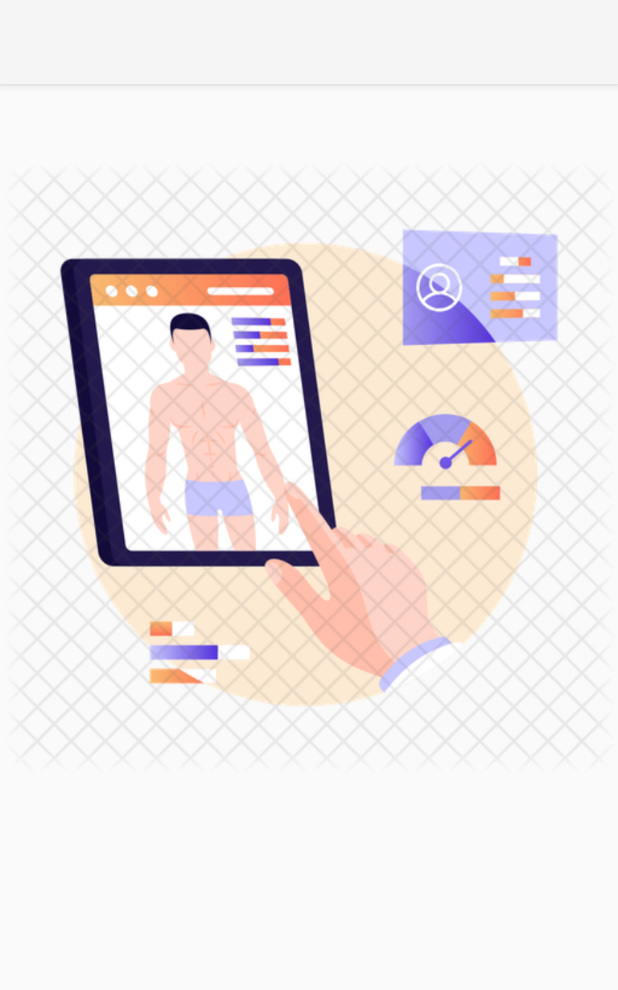
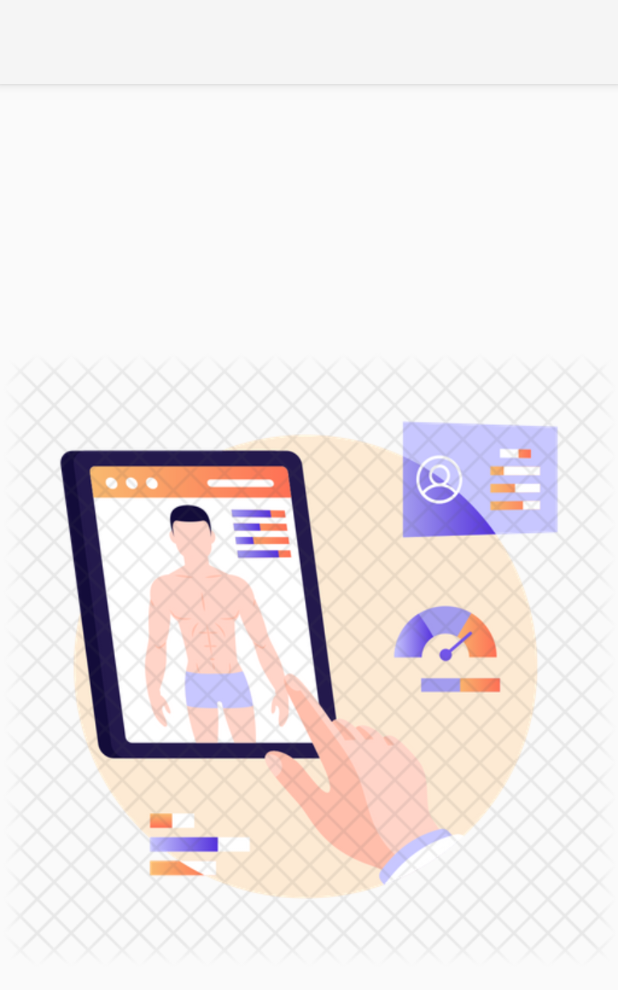
Before and after one commit to NasirAkra/HealthCareApp, an Android app: the MainActivity screen opened directly, with no data from a screen before it, on a phone screen of 412 x 824 dp. Shown: the top 990 px of the screen. Run offline under Robolectric (Android 15) with nearby library versions, the phone set to English and light mode, and no system bars.

Commit message:
Add logo for HealthCare

```diff
--- a/app/src/main/res/layout/activity_main.xml
+++ b/app/src/main/res/layout/activity_main.xml
@@ -12,7 +12,9 @@
         android:id="@+id/imageView"
         android:layout_width="wrap_content"
         android:layout_height="wrap_content"
-        app:srcCompat="@drawable/iocn"
-        tools:layout_editor_absoluteX="0dp"
-        tools:layout_editor_absoluteY="38dp" />
+        app:layout_constraintBottom_toBottomOf="parent"
+        app:layout_constraintEnd_toEndOf="parent"
+        app:layout_constraintStart_toStartOf="parent"
+        app:layout_constraintTop_toTopOf="parent"
+        app:srcCompat="@drawable/iocn" />
 </androidx.constraintlayout.widget.ConstraintLayout>
```
